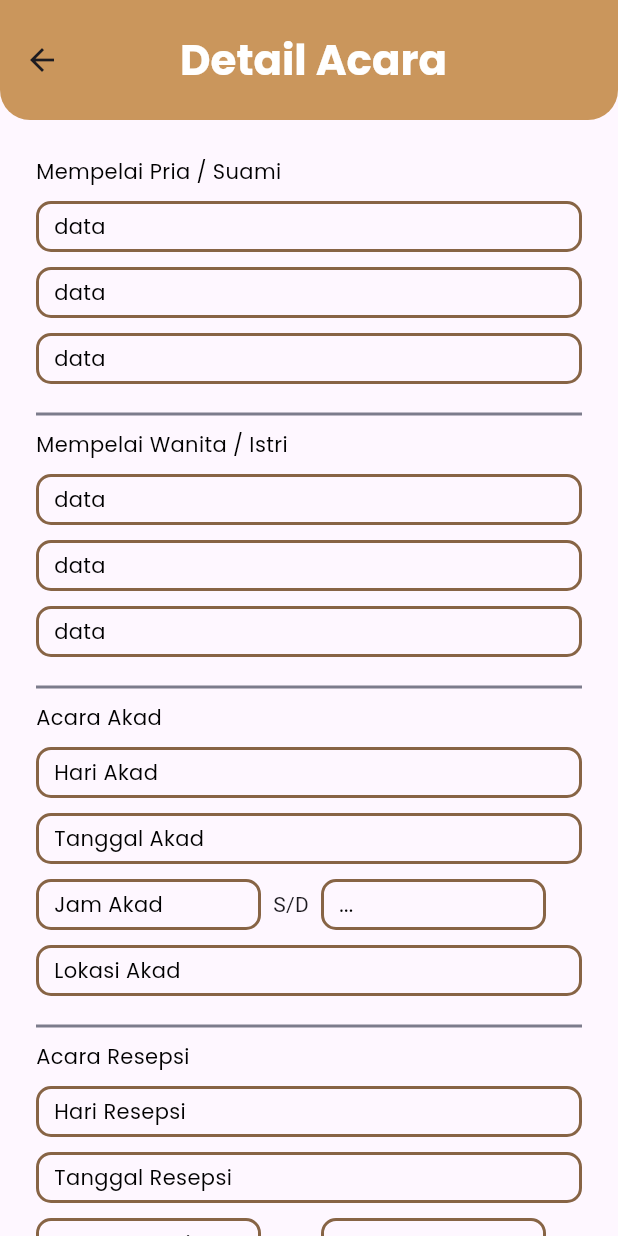
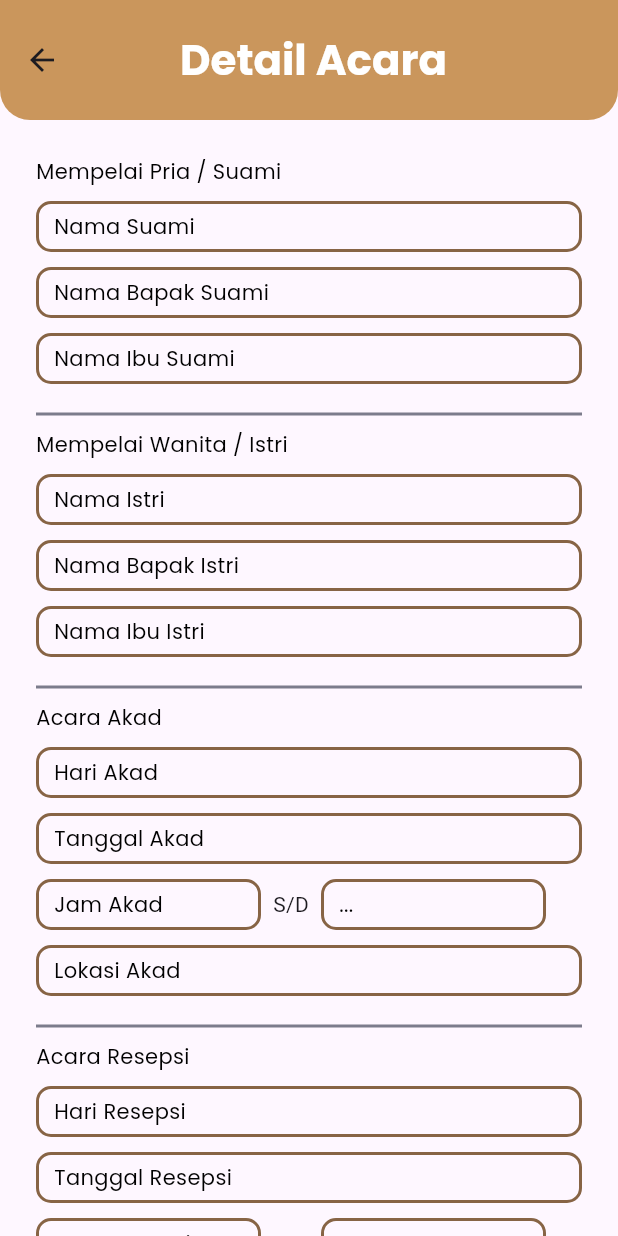
Before and after one commit to miftahozuki/flutter-invital, a Flutter app: the EventDetailPage screen opened directly, on a phone screen of 412 x 824 dp. Run offline on Flutter 3.47's test engine with Material 3 defaults, Android fonts, the phone set to English and light mode, and no system bars; our stand-ins replace form_field_validator, google_fonts, line_awesome_flutter, sqflite, sqflite_common_ffi; missing offline and left inert: dart:ffi, qr_code_scanner; accounts and stored records are empty.

Commit message:
feat(event detail) updated interface

```diff
--- a/lib/widgets/husband_card.dart
+++ b/lib/widgets/husband_card.dart
@@ -24,7 +24,7 @@ class HusbandCard extends StatelessWidget {
               Padding(
                 padding: const EdgeInsets.only(top: 5, left: 10),
                 child: Text(
-                  'data',
+                  'Nama Suami',
                   style: blackTextStyle,
                 ),
               )
@@ -50,7 +50,7 @@ class HusbandCard extends StatelessWidget {
               Padding(
                 padding: const EdgeInsets.only(top: 5, left: 10),
                 child: Text(
-                  'data',
+                  'Nama Bapak Suami',
                   style: blackTextStyle,
                 ),
               )
@@ -76,7 +76,7 @@ class HusbandCard extends StatelessWidget {
               Padding(
                 padding: const EdgeInsets.only(top: 5, left: 10),
                 child: Text(
-                  'data',
+                  'Nama Ibu Suami',
                   style: blackTextStyle,
                 ),
               )
--- a/lib/widgets/wife_card.dart
+++ b/lib/widgets/wife_card.dart
@@ -24,7 +24,7 @@ class WifeCard extends StatelessWidget {
               Padding(
                 padding: const EdgeInsets.only(top: 5, left: 10),
                 child: Text(
-                  'data',
+                  'Nama Istri',
                   style: blackTextStyle,
                 ),
               )
@@ -50,7 +50,7 @@ class WifeCard extends StatelessWidget {
               Padding(
                 padding: const EdgeInsets.only(top: 5, left: 10),
                 child: Text(
-                  'data',
+                  'Nama Bapak Istri',
                   style: blackTextStyle,
                 ),
               )
@@ -76,7 +76,7 @@ class WifeCard extends StatelessWidget {
               Padding(
                 padding: const EdgeInsets.only(top: 5, left: 10),
                 child: Text(
-                  'data',
+                  'Nama Ibu Istri',
                   style: blackTextStyle,
                 ),
               )
```
